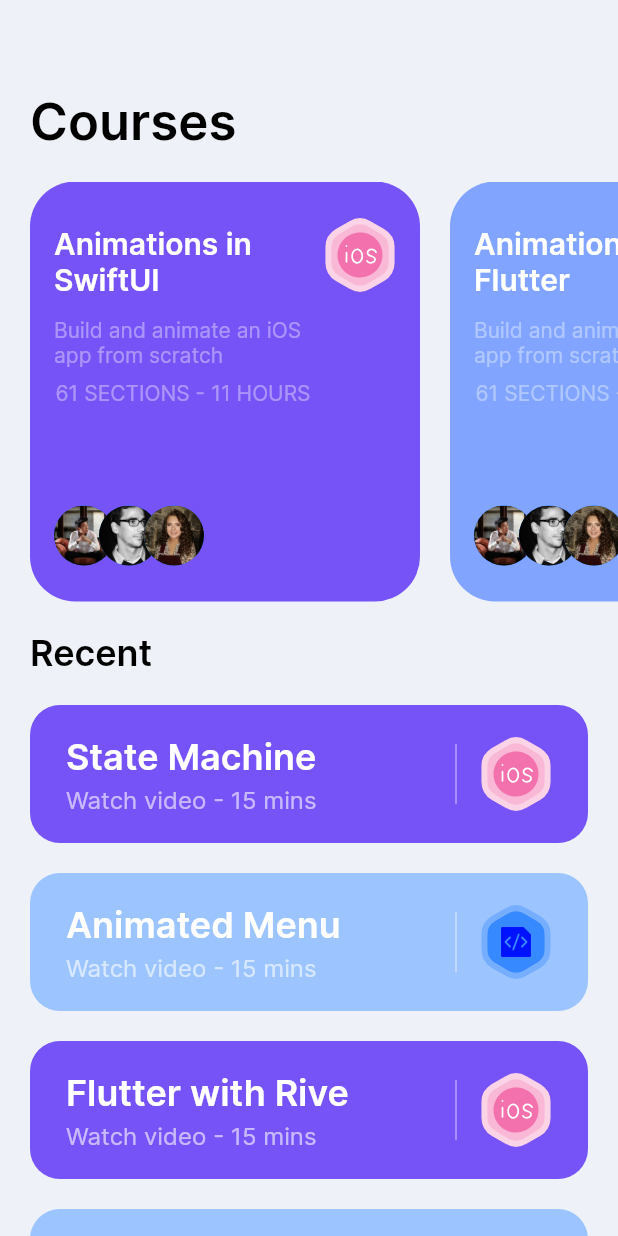
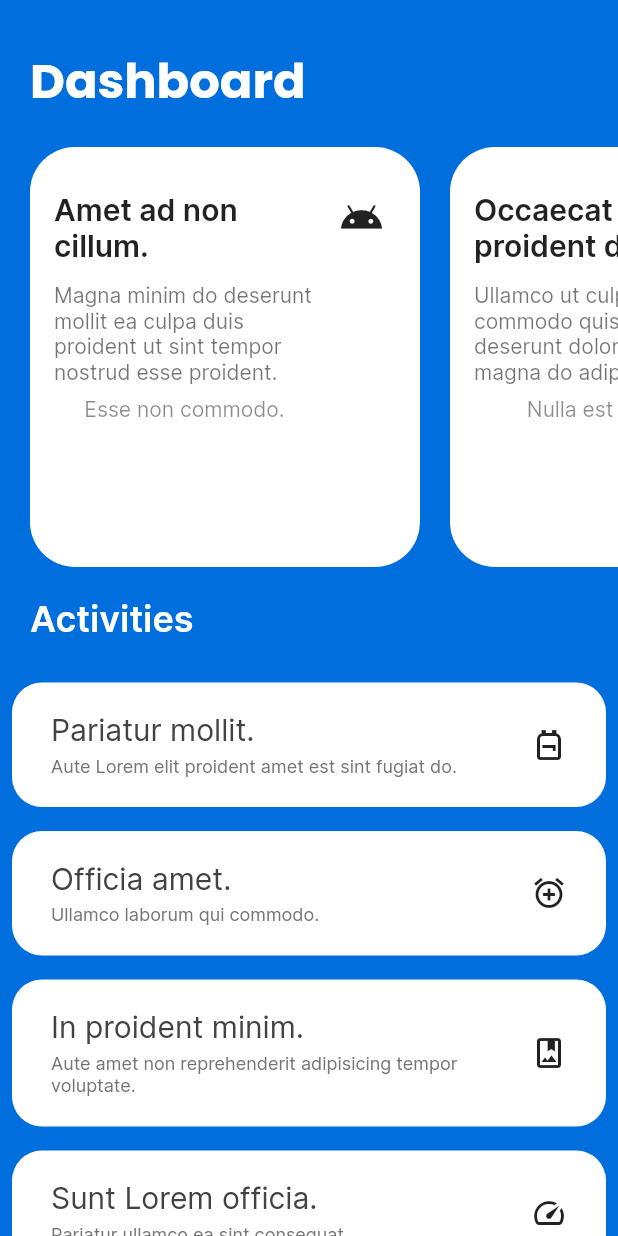
Before and after one commit to aportkwekwek/project_template, a Flutter app: the HomePage screen opened directly, on a phone screen of 412 x 824 dp. Run offline on Flutter 3.47's test engine with Material 2 defaults, Android fonts, the phone set to English and light mode, and no system bars; our stand-ins replace flutter_svg, get, rive.

Commit message:
Add dashboard

```diff
--- /dev/null
+++ b/lib/model/activities.dart
@@ -0,0 +1,35 @@
+import 'package:flutter/material.dart' show IconData, Icons;
+
+class ActivityCardModel {
+  final String title, description;
+  final IconData iconSrc;
+
+  ActivityCardModel({
+    required this.title,
+    required this.description,
+    required this.iconSrc,
+  });
+}
+
+final List<ActivityCardModel> activities = [
+  ActivityCardModel(
+    title: "Pariatur mollit.",
+    description: "Aute Lorem elit proident amet est sint fugiat do.",
+    iconSrc: Icons.backpack_outlined,
+  ),
+  ActivityCardModel(
+    title: "Officia amet.",
+    description: "Ullamco laborum qui commodo.",
+    iconSrc: Icons.alarm_add_outlined,
+  ),
+  ActivityCardModel(
+    title: "In proident minim.",
+    description: "Aute amet non reprehenderit adipisicing tempor voluptate.",
+    iconSrc: Icons.photo_album_outlined,
+  ),
+  ActivityCardModel(
+    title: "Sunt Lorem officia.",
+    description: "Pariatur ullamco ea sint consequat.",
+    iconSrc: Icons.speed_outlined,
+  ),
+];
--- a/lib/model/course.dart
+++ /dev/null
@@ -1,39 +0,0 @@
-import 'package:flutter/material.dart' show Color;
-
-class Course {
-  final String title, description, iconSrc;
-  final Color color;
-
-  Course({
-    required this.title,
-    this.description = 'Build and animate an iOS app from scratch',
-    this.iconSrc = "assets/icons/ios.svg",
-    this.color = const Color(0xFF7553F6),
-  });
-}
-
-final List<Course> courses = [
-  Course(
-    title: "Animations in SwiftUI",
-  ),
-  Course(
-    title: "Animations in Flutter",
-    iconSrc: "assets/icons/code.svg",
-    color: const Color(0xFF80A4FF),
-  ),
-];
-
-final List<Course> recentCourses = [
-  Course(title: "State Machine"),
-  Course(
-    title: "Animated Menu",
-    color: const Color(0xFF9CC5FF),
-    iconSrc: "assets/icons/code.svg",
-  ),
-  Course(title: "Flutter with Rive"),
-  Course(
-    title: "Animated Menu",
-    color: const Color(0xFF9CC5FF),
-    iconSrc: "assets/icons/code.svg",
-  ),
-];
--- /dev/null
+++ b/lib/model/project.dart
@@ -0,0 +1,38 @@
+import 'package:flutter/material.dart';
+
+class ModelProjectCard {
+  final String title, description, subdescription;
+  final Color color;
+  final IconData iconSrc;
+
+  ModelProjectCard({
+    required this.title,
+    required this.description,
+    required this.subdescription,
+    required this.iconSrc,
+    this.color = const Color.fromARGB(255, 255, 255, 255),
+  });
+}
+
+final List<ModelProjectCard> cardProject = [
+  ModelProjectCard(
+      title: "Amet ad non cillum.",
+      description:
+          "Magna minim do deserunt mollit ea culpa duis proident ut sint tempor nostrud esse proident.",
+      subdescription: "Esse non commodo.",
+      iconSrc: Icons.android),
+  ModelProjectCard(
+    title: "Occaecat aute proident dolore.",
+    description:
+        "Ullamco ut culpa aute commodo quis dolor qui deserunt dolor aliquip magna do adipisicing.",
+    subdescription: "Nulla est fugiat.",
+    iconSrc: Icons.apple_outlined,
+  ),
+  ModelProjectCard(
+    title: "Elit nulla occaecat aliqua ullamco velit.",
+    description:
+        "Ipsum amet proident nisi ad velit cupidatat sunt quis tempor adipisicing pariatur do commodo nostrud.",
+    subdescription: "Proident labore commodo.",
+    iconSrc: Icons.warehouse_outlined,
+  ),
+];
--- a/lib/screens/home/components/secondary_course_card.dart
+++ b/lib/screens/home/components/activity_card.dart
@@ -1,23 +1,29 @@
 import 'package:flutter/material.dart';
-import 'package:flutter_svg/svg.dart';
 
-class SecondaryCourseCard extends StatelessWidget {
-  const SecondaryCourseCard({
+class ActivityCard extends StatefulWidget {
+  const ActivityCard({
     Key? key,
     required this.title,
-    this.iconsSrc = "assets/icons/ios.svg",
-    this.colorl = const Color(0xFF7553F6),
+    required this.iconSrc,
+    required this.description,
+    this.colorl = const Color.fromARGB(255, 255, 255, 255),
   }) : super(key: key);
 
-  final String title, iconsSrc;
+  final String title, description;
   final Color colorl;
+  final IconData iconSrc;
 
+  @override
+  State<ActivityCard> createState() => _ActivityCardState();
+}
+
+class _ActivityCardState extends State<ActivityCard> {
   @override
   Widget build(BuildContext context) {
     return Container(
-      padding: const EdgeInsets.symmetric(horizontal: 24, vertical: 20),
+      padding: const EdgeInsets.symmetric(horizontal: 26, vertical: 20),
       decoration: BoxDecoration(
-          color: colorl,
+          color: widget.colorl,
           borderRadius: const BorderRadius.all(Radius.circular(20))),
       child: Row(
         children: [
@@ -25,19 +31,18 @@ class SecondaryCourseCard extends StatelessWidget {
             child: Column(
               crossAxisAlignment: CrossAxisAlignment.start,
               children: [
+                Text(widget.title,
+                    style: TextStyle(
+                      color: Colors.grey[800],
+                      fontFamily: 'Inter',
+                      fontSize: 20,
+                    )),
+                const SizedBox(height: 4),
                 Text(
-                  title,
-                  style: Theme.of(context).textTheme.headlineSmall!.copyWith(
-                        color: Colors.white,
-                        fontWeight: FontWeight.w600,
-                      ),
-                ),
-                const SizedBox(height: 4),
-                const Text(
-                  "Watch video - 15 mins",
+                  widget.description,
                   style: TextStyle(
-                    color: Colors.white60,
-                    fontSize: 16,
+                    color: Colors.grey[600],
+                    fontSize: 12,
                   ),
                 )
               ],
@@ -51,7 +56,7 @@ class SecondaryCourseCard extends StatelessWidget {
             ),
           ),
           const SizedBox(width: 8),
-          SvgPicture.asset(iconsSrc)
+          Icon(widget.iconSrc),
         ],
       ),
     );
--- a/lib/screens/home/components/course_card.dart
+++ /dev/null
@@ -1,77 +0,0 @@
-import 'package:flutter/material.dart';
-import 'package:flutter_svg/flutter_svg.dart';
-
-class CourseCard extends StatelessWidget {
-  const CourseCard({
-    Key? key,
-    required this.title,
-    this.color = const Color(0xFF7553F6),
-    this.iconSrc = "assets/icons/ios.svg",
-  }) : super(key: key);
-
-  final String title, iconSrc;
-  final Color color;
-
-  @override
-  Widget build(BuildContext context) {
-    return Container(
-      padding: EdgeInsets.symmetric(horizontal: 16, vertical: 24),
-      height: 280,
-      width: 260,
-      decoration: BoxDecoration(
-        color: color,
-        borderRadius: BorderRadius.all(Radius.circular(30)),
-      ),
-      child: Row(
-        crossAxisAlignment: CrossAxisAlignment.start,
-        children: [
-          Expanded(
-            child: Padding(
-              padding: const EdgeInsets.only(top: 6, right: 8),
-              child: Column(
-                children: [
-                  Text(
-                    title,
-                    style: Theme.of(context).textTheme.titleLarge!.copyWith(
-                        color: Colors.white, fontWeight: FontWeight.w600),
-                  ),
-                  Padding(
-                    padding: const EdgeInsets.only(top: 12, bottom: 8),
-                    child: Text(
-                      "Build and animate an iOS app from scratch",
-                      style: TextStyle(
-                        color: Colors.white38,
-                      ),
-                    ),
-                  ),
-                  Text(
-                    "61 SECTIONS - 11 HOURS",
-                    style: TextStyle(
-                      color: Colors.white38,
-                    ),
-                  ),
-                  Spacer(),
-                  Row(
-                    children: List.generate(
-                      3,
-                      (index) => Transform.translate(
-                        offset: Offset((-10 * index).toDouble(), 0),
-                        child: CircleAvatar(
-                          radius: 20,
-                          backgroundImage: AssetImage(
-                            "assets/avaters/Avatar ${index + 1}.jpg",
-                          ),
-                        ),
-                      ),
-                    ),
-                  ),
-                ],
-              ),
-            ),
-          ),
-          SvgPicture.asset(iconSrc),
-        ],
-      ),
-    );
-  }
-}
--- /dev/null
+++ b/lib/screens/home/components/project_card.dart
@@ -0,0 +1,75 @@
+import 'package:flutter/material.dart';
+
+class ProjectCard extends StatefulWidget {
+  ProjectCard({
+    Key? key,
+    required this.title,
+    required this.description,
+    required this.subdescription,
+    required this.iconSrc,
+    this.color = const Color(0xFF7553F6),
+  }) : super(key: key);
+
+  late String title, description, subdescription;
+  late Color color;
+  late IconData iconSrc;
+
+  @override
+  State<ProjectCard> createState() => _ProjectCardState();
+}
+
+class _ProjectCardState extends State<ProjectCard> {
+  @override
+  Widget build(BuildContext context) {
+    return Container(
+      padding: const EdgeInsets.symmetric(horizontal: 16, vertical: 24),
+      height: 280,
+      width: 260,
+      decoration: BoxDecoration(
+        color: widget.color,
+        borderRadius: const BorderRadius.all(Radius.circular(30)),
+      ),
+      child: Row(
+        crossAxisAlignment: CrossAxisAlignment.start,
+        children: [
+          Expanded(
+            child: Padding(
+              padding: const EdgeInsets.only(top: 6, right: 8),
+              child: Column(
+                children: [
+                  Text(
+                    widget.title,
+                    style: Theme.of(context).textTheme.titleLarge!.copyWith(
+                        color: Colors.black87, fontWeight: FontWeight.w600),
+                  ),
+                  Padding(
+                    padding: const EdgeInsets.only(top: 12, bottom: 8),
+                    child: Text(
+                      widget.description,
+                      style: const TextStyle(
+                        color: Colors.black54,
+                      ),
+                    ),
+                  ),
+                  Text(
+                    widget.subdescription,
+                    style: const TextStyle(
+                      color: Colors.black45,
+                    ),
+                  ),
+                ],
+              ),
+            ),
+          ),
+          Padding(
+            padding: const EdgeInsets.all(8.0),
+            child: Icon(
+              widget.iconSrc,
+              size: 30,
+            ),
+          )
+        ],
+      ),
+    );
+  }
+}
--- a/lib/screens/home/home_screen.dart
+++ b/lib/screens/home/home_screen.dart
@@ -1,8 +1,9 @@
 import 'package:flutter/material.dart';
 
-import '../../model/course.dart';
-import 'components/course_card.dart';
-import 'components/secondary_course_card.dart';
+import '../../model/activities.dart';
+import '../../model/project.dart';
+import '../../screens/home/components/project_card.dart';
+import 'components/activity_card.dart';
 
 class HomePage extends StatelessWidget {
   const HomePage({super.key});
@@ -16,26 +17,32 @@ class HomePage extends StatelessWidget {
           child: Column(
             crossAxisAlignment: CrossAxisAlignment.start,
             children: [
-              SizedBox(height: 40),
+              const SizedBox(height: 10),
               Padding(
                 padding: const EdgeInsets.all(20),
                 child: Text(
-                  "Courses",
+                  "Dashboard",
                   style: Theme.of(context).textTheme.headlineMedium!.copyWith(
-                      color: Colors.black, fontWeight: FontWeight.bold),
+                        color: Colors.white,
+                        fontWeight: FontWeight.bold,
+                        fontFamily: 'Poppins',
+                        fontSize: 32,
+                      ),
                 ),
               ),
               SingleChildScrollView(
                 scrollDirection: Axis.horizontal,
                 child: Row(
-                  children: courses
+                  children: cardProject
                       .map(
-                        (course) => Padding(
+                        (card) => Padding(
                           padding: const EdgeInsets.only(left: 20),
-                          child: CourseCard(
-                            title: course.title,
-                            iconSrc: course.iconSrc,
-                            color: course.color,
+                          child: ProjectCard(
+                            title: card.title,
+                            iconSrc: card.iconSrc,
+                            color: card.color,
+                            description: card.description,
+                            subdescription: card.subdescription,
                           ),
                         ),
                       )
@@ -45,22 +52,26 @@ class HomePage extends StatelessWidget {
               Padding(
                 padding: const EdgeInsets.all(20),
                 child: Text(
-                  "Recent",
+                  "Activities",
                   style: Theme.of(context).textTheme.headlineSmall!.copyWith(
-                      color: Colors.black, fontWeight: FontWeight.bold),
+                      color: Colors.white, fontWeight: FontWeight.bold),
                 ),
               ),
-              ...recentCourses
-                  .map((course) => Padding(
-                        padding: const EdgeInsets.only(
-                            left: 20, right: 20, bottom: 20),
-                        child: SecondaryCourseCard(
-                          title: course.title,
-                          iconsSrc: course.iconSrc,
-                          colorl: course.color,
-                        ),
-                      ))
-                  .toList(),
+              SingleChildScrollView(
+                child: Column(
+                    children: activities
+                        .map(
+                          (activity) => Padding(
+                            padding: const EdgeInsets.all(8),
+                            child: ActivityCard(
+                              title: activity.title,
+                              iconSrc: activity.iconSrc,
+                              description: activity.description,
+                            ),
+                          ),
+                        )
+                        .toList()),
+              ),
             ],
           ),
         ),
--- a/lib/screens/onboarding/components/buttons/animated_btn.dart
+++ b/lib/screens/onboarding/components/buttons/animated_btn.dart
@@ -1,5 +1,4 @@
 import 'package:flutter/cupertino.dart';
-import 'package:rive/rive.dart';
 import 'package:flutter/material.dart';
 
 class AnimatedBtn extends StatelessWidget {
--- a/lib/screens/onboarding/onboarding_screen.dart
+++ b/lib/screens/onboarding/onboarding_screen.dart
@@ -1,6 +1,5 @@
 import 'dart:ui';
 import 'package:flutter/material.dart';
-import 'package:rive/rive.dart';
 import 'package:rive_animation/screens/onboarding/components/modal_login.dart';
 import 'components/buttons/animated_btn.dart';
 
@@ -79,7 +78,8 @@ class _OnboardingScreenState extends State<OnboardingScreen> {
                             barrierDismissible: true,
                             barrierLabel: "Sign In",
                             context: context,
-                            pageBuilder: (context, _, __) => ModalLogin());
+                            pageBuilder: (context, _, __) =>
+                                const ModalLogin());
                       },
                     ),
                     const Padding(
--- a/pubspec.yaml
+++ b/pubspec.yaml
@@ -37,6 +37,7 @@ dependencies:
   cupertino_icons: ^1.0.2
   rive: ^0.9.1
   flutter_svg: ^1.1.6
+  get: ^4.6.5
 
 dev_dependencies:
   flutter_test:
```
Also changed, not shown: lib/main.dart (+4 -3 lines), lib/screens/onboarding/components/buttons/project_button.dart (+14 -5 lines), lib/screens/onboarding/components/modal_login.dart (+21 -14 lines), lib/screens/onboarding/components/modal_login_form.dart (+19 -4 lines), lib/screens/onboarding/controllers/login_controller.dart (added, +15 -0 lines), pubspec.lock.
